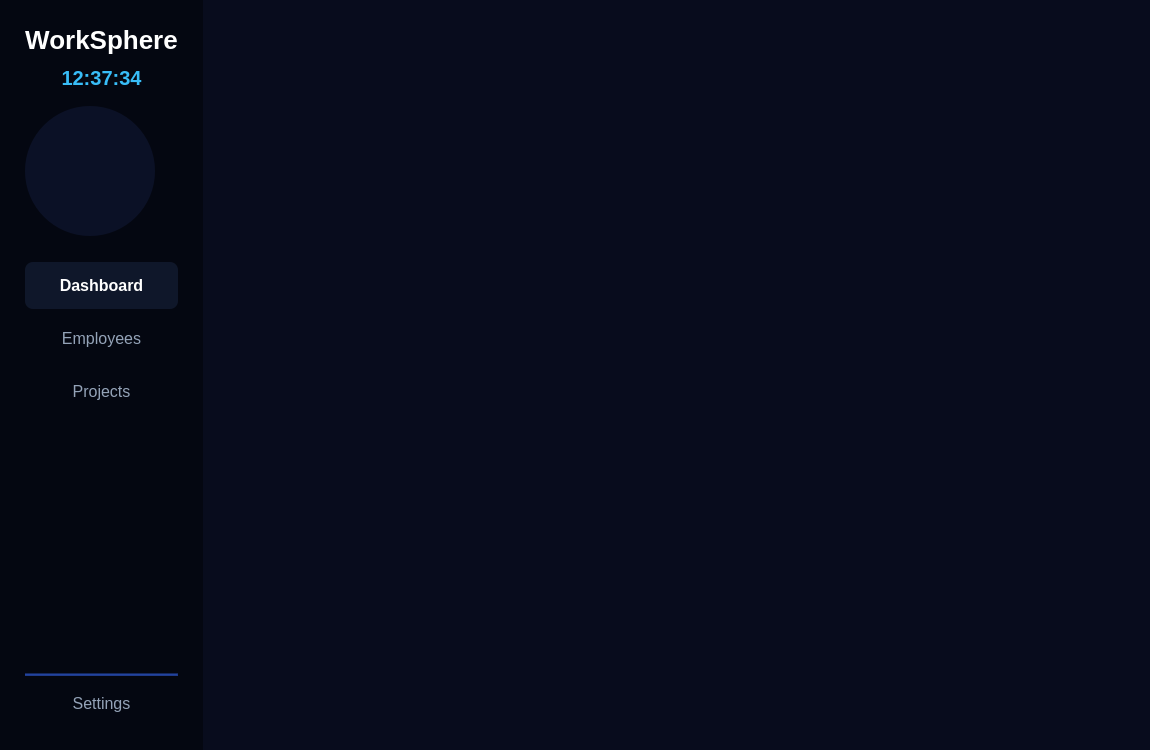
Qt form workspherewindow.ui (MIhajloS07/WorkSphere) before a commit.
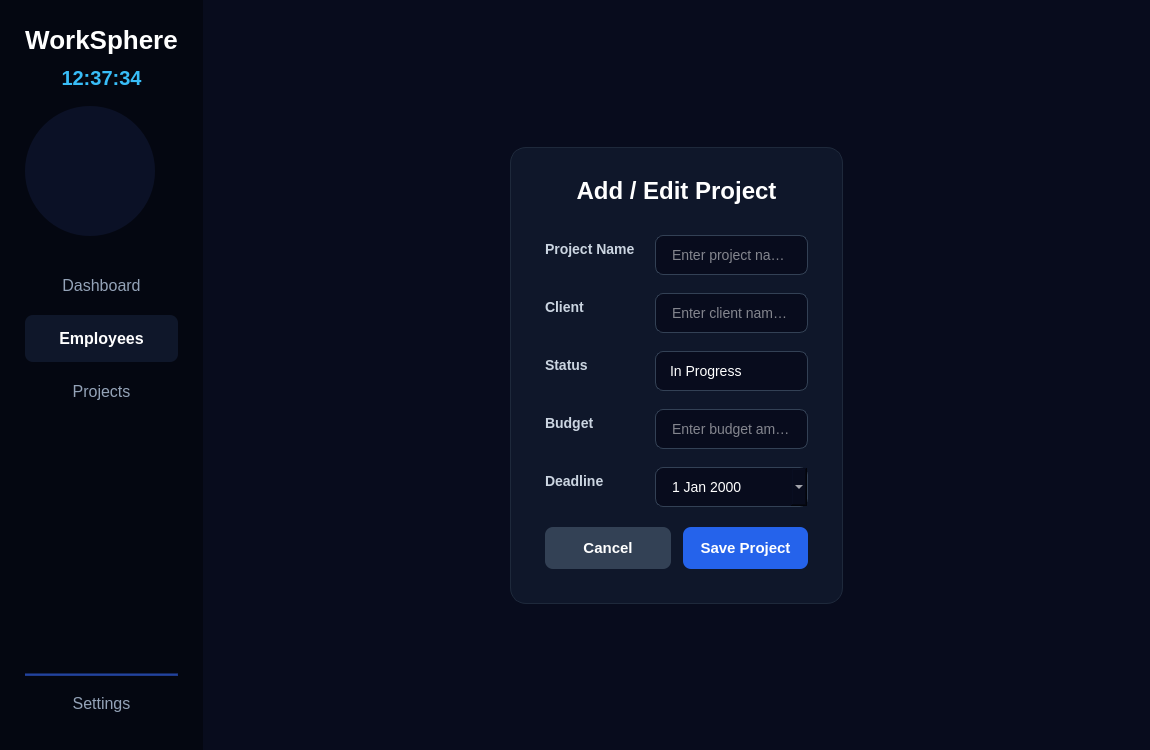
The same form after that commit. The open tabs and pages were chosen to show the change.

Commit message: Implemented dynamic project statuses, synchronized date formats, and configured read-only columns for the employee and project tables.

Diff of the .ui file:
```diff
--- a/workspherewindow.ui
+++ b/workspherewindow.ui
@@ -130,17 +130,17 @@
          </property>
          <property name="styleSheet">
           <string notr="true">
-             QPushButton {
-                 background-color: #0f172a;
-                 color: #ffffff;
-                 border: none;
-                 border-radius: 8px;
-                 text-align: center;
-                 padding: 14px;
-                 font-family: 'Segoe UI';
-                 font-size: 16px;
-                 font-weight: bold;
-             }
+              QPushButton {
+                  background-color: transparent;
+                  color: #94a3b8;
+                  border: none;
+                  border-radius: 8px;
+                  text-align: center;
+                  padding: 14px;
+                  font-family: 'Segoe UI';
+                  font-size: 16px;
+              }
+              QPushButton:hover { background-color: #0f172a; color: #ffffff; }
           </string>
          </property>
         </widget>
@@ -152,20 +152,17 @@
          </property>
          <property name="styleSheet">
           <string notr="true">
-             QPushButton {
-                 background-color: transparent;
-                 color: #94a3b8;
-                 border: none;
-                 border-radius: 8px;
-                 text-align: center;
-                 padding: 14px;
-                 font-family: 'Segoe UI';
-                 font-size: 16px;
-             }
-             QPushButton:hover {
-                 background-color: #0f172a;
-                 color: #ffffff;
-             }
+              QPushButton {
+                  background-color: #0f172a;
+                  color: #ffffff;
+                  border: none;
+                  border-radius: 8px;
+                  text-align: center;
+                  padding: 14px;
+                  font-family: 'Segoe UI';
+                  font-size: 16px;
+                  font-weight: bold;
+              }
           </string>
          </property>
         </widget>
@@ -701,14 +698,14 @@
       <!-- PROJECT FORM PAGE -->
       <widget class="QWidget" name="projectFormPage">
        <layout class="QVBoxLayout" name="verticalLayoutProjectFormPage">
-        <property name="leftMargin"><number>40</number></property>
-        <property name="topMargin"><number>30</number></property>
-        <property name="rightMargin"><number>40</number></property>
-        <property name="bottomMargin"><number>30</number></property>
+        <property name="leftMargin"><number>30</number></property>
+        <property name="topMargin"><number>20</number></property>
+        <property name="rightMargin"><number>30</number></property>
+        <property name="bottomMargin"><number>20</number></property>
         <item>
          <spacer name="spacerProjectFormTop">
           <property name="orientation"><enum>Qt::Vertical</enum></property>
-          <property name="sizeHint" stdset="0"><size><width>20</width><height>40</height></size></property>
+          <property name="sizeHint" stdset="0"><size><width>20</width><height>20</height></size></property>
          </spacer>
         </item>
         <item>
@@ -721,9 +718,162 @@
           </item>
           <item>
            <widget class="QWidget" name="projectFormContainerWidget">
-            <property name="maximumWidth"><number>520</number></property>
-            <layout class="QVBoxLayout" name="verticalLayoutProjectFormContent">
-             <property name="spacing"><number>15</number></property>
+            <property name="minimumWidth"><number>500</number></property>
+            <property name="maximumWidth"><number>550</number></property>
+            <property name="styleSheet">
+             <string notr="true">
+                #projectFormContainerWidget {
+                    background-color: #0f172a;
+                    border: 1px solid #1e293b;
+                    border-radius: 16px;
+                }
+                QLabel {
+                    color: #cbd5e1;
+                    font-size: 14px;
+                    font-weight: 600;
+                    font-family: 'Segoe UI';
+                }
+                QLineEdit, QComboBox, QDateEdit {
+                    background-color: #080c1d;
+                    color: #ffffff;
+                    border: 1px solid #334155;
+                    border-radius: 8px;
+                    padding: 10px 14px;
+                    font-size: 14px;
+                    font-family: 'Segoe UI';
+                }
+                QLineEdit:focus, QComboBox:focus, QDateEdit:focus {
+                    border: 1px solid #38bdf8;
+                }
+                QComboBox::drop-down {
+                    border: none;
+                    width: 30px;
+                }
+                QComboBox QAbstractItemView {
+                    background-color: #0f172a;
+                    color: #ffffff;
+                    selection-background-color: #1e293b;
+                    border: 1px solid #1e293b;
+                }
+             </string>
+            </property>
+            <layout class="QVBoxLayout" name="verticalLayoutProjFormContent">
+             <property name="leftMargin"><number>35</number></property>
+             <property name="topMargin"><number>30</number></property>
+             <property name="rightMargin"><number>35</number></property>
+             <property name="bottomMargin"><number>35</number></property>
+             <property name="spacing"><number>20</number></property>
+
+             <item>
+              <widget class="QLabel" name="labelProjFormHeader">
+               <property name="text"><string>Add / Edit Project</string></property>
+               <property name="alignment"><set>Qt::AlignCenter</set></property>
+               <property name="styleSheet">
+                <string notr="true">color: #ffffff; font-size: 24px; font-weight: bold; margin-bottom: 10px;</string>
+               </property>
+              </widget>
+             </item>
+
+             <item>
+              <layout class="QFormLayout" name="formLayoutProjFields">
+               <property name="horizontalSpacing"><number>20</number></property>
+               <property name="verticalSpacing"><number>18</number></property>
+               <property name="labelAlignment"><set>Qt::AlignLeft|Qt::AlignVCenter</set></property>
+
+               <item row="0" column="0">
+                <widget class="QLabel" name="labelProjName">
+                 <property name="text"><string>Project Name</string></property>
+                </widget>
+               </item>
+               <item row="0" column="1">
+                <widget class="QLineEdit" name="lineProjName">
+                 <property name="placeholderText"><string>Enter project name...</string></property>
+                </widget>
+               </item>
+
+               <item row="1" column="0">
+                <widget class="QLabel" name="labelProjClient">
+                 <property name="text"><string>Client</string></property>
+                </widget>
+               </item>
+               <item row="1" column="1">
+                <widget class="QLineEdit" name="lineProjClient">
+                 <property name="placeholderText"><string>Enter client name...</string></property>
+                </widget>
+               </item>
+
+               <item row="2" column="0">
+                <widget class="QLabel" name="labelProjStatus">
+                 <property name="text"><string>Status</string></property>
+                </widget>
+               </item>
+               <item row="2" column="1">
+                <widget class="QComboBox" name="comboProjStatus">
+                 <item><property name="text"><string>In Progress</string></property></item>
+                 <item><property name="text"><string>Completed</string></property></item>
+                 <item><property name="text"><string>Pending</string></property></item>
+                 <item><property name="text"><string>On Hold</string></property></item>
+                </widget>
+               </item>
+
+               <item row="3" column="0">
+                <widget class="QLabel" name="labelProjBudget">
+                 <property name="text"><string>Budget</string></property>
+                </widget>
+               </item>
+               <item row="3" column="1">
+                <widget class="QLineEdit" name="lineProjBudget">
+                 <property name="placeholderText"><string>Enter budget amount...</string></property>
+                </widget>
+               </item>
+
+               <item row="4" column="0">
+                <widget class="QLabel" name="labelProjDeadline">
+                 <property name="text"><string>Deadline</string></property>
+                </widget>
+               </item>
+               <item row="4" column="1">
+                <widget class="QDateEdit" name="dateProjDeadline">
+                 <property name="calendarPopup"><bool>true</bool></property>
+                </widget>
+               </item>
+              </layout>
+             </item>
+
+             <item>
+              <layout class="QHBoxLayout" name="horizontalLayoutProjFormButtons">
+               <property name="spacing"><number>12</number></property>
+               <item>
+                <widget class="QPushButton" name="btnCancelProject">
+                 <property name="text"><string>Cancel</string></property>
+                 <property name="styleSheet">
+                  <string notr="true">
+                      QPushButton {
+                          background-color: #334155; color: #ffffff; border: none; border-radius: 8px;
+                          padding: 12px; font-size: 15px; font-weight: bold; font-family: 'Segoe UI';
+                      }
+                      QPushButton:hover { background-color: #475569; }
+                  </string>
+                 </property>
+                </widget>
+               </item>
+               <item>
+                <widget class="QPushButton" name="btnSaveProject">
+                 <property name="text"><string>Save Project</string></property>
+                 <property name="styleSheet">
+                  <string notr="true">
+                      QPushButton {
+                          background-color: #2563eb; color: #ffffff; border: none; border-radius: 8px;
+                          padding: 12px; font-size: 15px; font-weight: bold; font-family: 'Segoe UI';
+                      }
+                      QPushButton:hover { background-color: #1d4ed8; }
+                  </string>
+                 </property>
+                </widget>
+               </item>
+              </layout>
+             </item>
+
             </layout>
            </widget>
           </item>
@@ -738,7 +888,7 @@
         <item>
          <spacer name="spacerProjectFormBottom">
           <property name="orientation"><enum>Qt::Vertical</enum></property>
-          <property name="sizeHint" stdset="0"><size><width>20</width><height>60</height></size></property>
+          <property name="sizeHint" stdset="0"><size><width>20</width><height>40</height></size></property>
          </spacer>
         </item>
        </layout>
```
Left out of the diff: 961 changed lines with no effect on the pictures. The commit also changes 8 other files.
